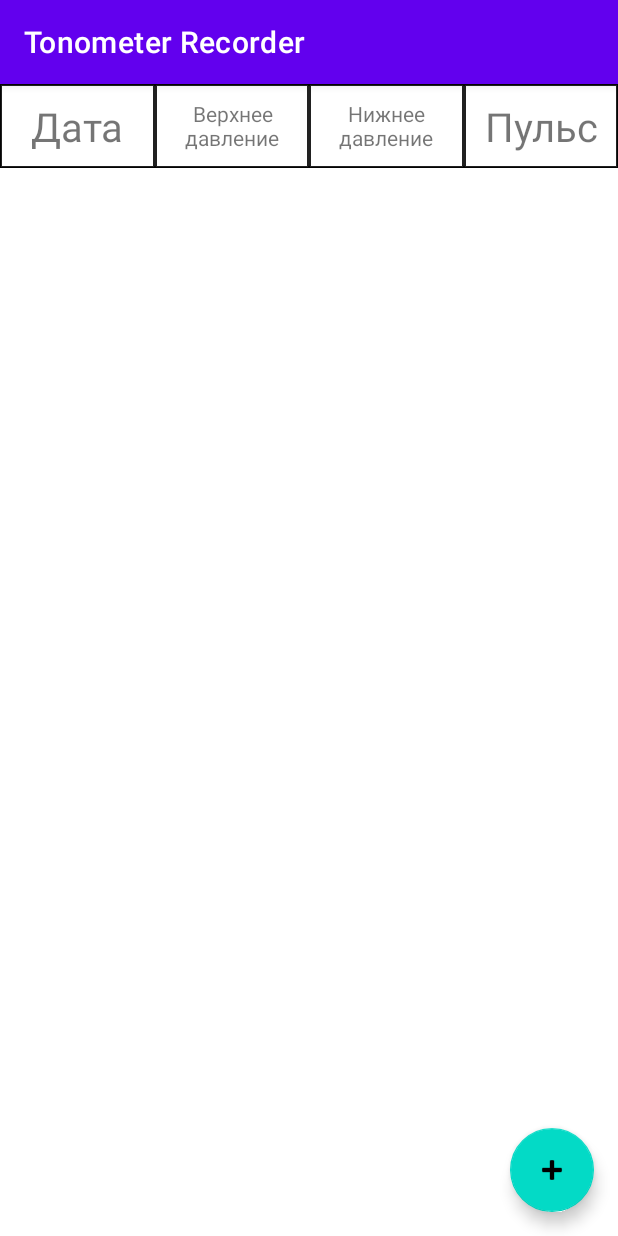
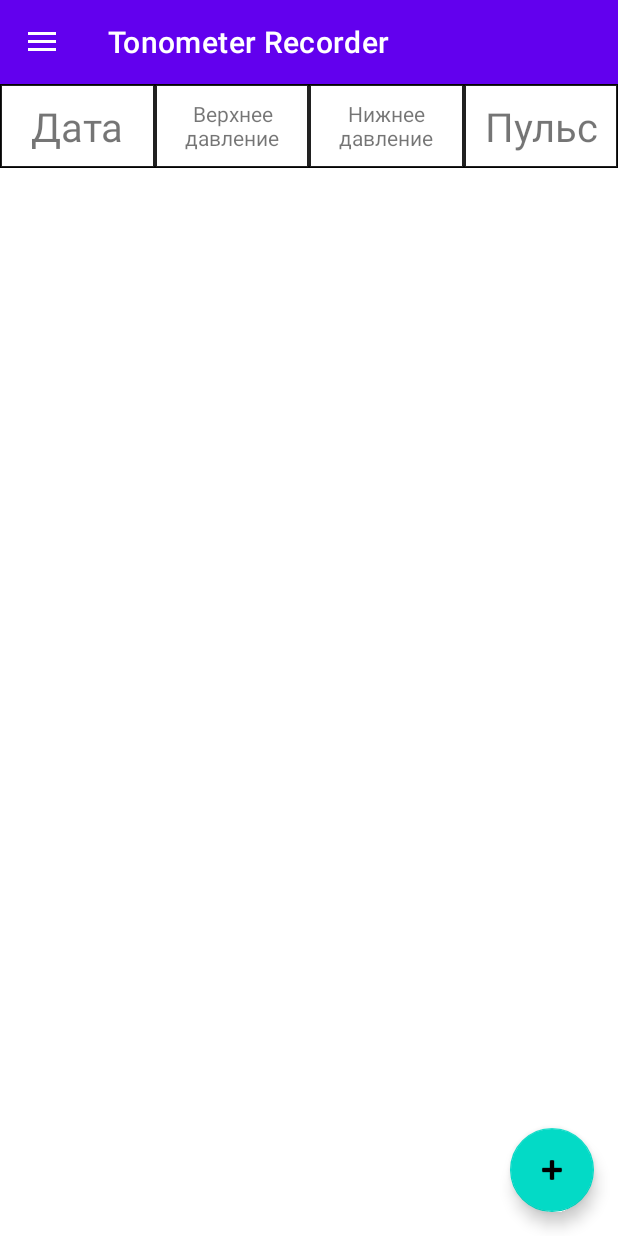
Before and after one commit to user576g/TonometerRecorder, an Android app: the screen it shows after launch (MainActivity), on a phone screen of 412 x 824 dp. Run offline under Robolectric (Android 15) with nearby library versions, the phone set to English and light mode, and no system bars; our stand-ins replace Dagger/Hilt's generated code, Room's generated code.

Commit message:
ActionBarDrawerToggle was added.

```diff
--- a/app/src/main/AndroidManifest.xml
+++ b/app/src/main/AndroidManifest.xml
@@ -15,6 +15,7 @@
 
         <activity
             android:name=".MainActivity"
+            android:theme="@style/Theme.TonometerRecorder.NoActionBar"
             android:exported="true">
             <intent-filter>
                 <action android:name="android.intent.action.MAIN"/>
--- a/app/src/main/java/com/user576/tonometerrecorder/AddRecordActivity.kt
+++ b/app/src/main/java/com/user576/tonometerrecorder/AddRecordActivity.kt
@@ -1,6 +1,7 @@
 package com.user576.tonometerrecorder
 
 import android.os.Bundle
+import android.view.MenuItem
 import android.view.View
 import androidx.appcompat.app.AlertDialog
 import androidx.appcompat.app.AppCompatActivity
@@ -15,10 +16,10 @@ class AddRecordActivity : AppCompatActivity() {
 
     override fun onCreate(savedInstanceState: Bundle?) {
         super.onCreate(savedInstanceState)
+        binding = AddLayoutBinding.inflate(layoutInflater)
+        setContentView(binding.root)
 
-        binding = AddLayoutBinding.inflate(layoutInflater)
-
-        setContentView(binding.root)
+        supportActionBar?.setDisplayHomeAsUpEnabled(true)
     }
 
     @Inject
@@ -47,4 +48,12 @@ class AddRecordActivity : AppCompatActivity() {
                 .show()
         }
     }
+
+    override fun onOptionsItemSelected(item: MenuItem): Boolean =
+        if (item.itemId == android.R.id.home) {
+            finish()
+            true
+        } else {
+            super.onOptionsItemSelected(item)
+        }
 }
--- a/app/src/main/java/com/user576/tonometerrecorder/MainActivity.kt
+++ b/app/src/main/java/com/user576/tonometerrecorder/MainActivity.kt
@@ -2,22 +2,31 @@ package com.user576.tonometerrecorder
 
 import android.os.Bundle
 import android.view.MenuItem
+import androidx.appcompat.app.ActionBarDrawerToggle
 import androidx.appcompat.app.AppCompatActivity
 import androidx.core.view.GravityCompat
 import androidx.fragment.app.Fragment
 import androidx.fragment.app.commit
 import com.google.android.material.navigation.NavigationView
-import com.user576.tonometerrecorder.databinding.DrawerLayoutBinding
+import com.user576.tonometerrecorder.databinding.MainBinding
 
 class MainActivity : AppCompatActivity(), NavigationView.OnNavigationItemSelectedListener {
 
-    private lateinit var binding : DrawerLayoutBinding
+    private lateinit var binding : MainBinding
 
     override fun onCreate(savedInstanceState: Bundle?) {
         super.onCreate(savedInstanceState)
-        binding = DrawerLayoutBinding.inflate(layoutInflater)
+        binding = MainBinding.inflate(layoutInflater)
+        setContentView(binding.root)
+
+        setSupportActionBar(binding.toolbar)
         binding.navView.setNavigationItemSelectedListener(this)
-        setContentView(binding.root)
+        val toggle = ActionBarDrawerToggle(
+            this, binding.drawerLayout, binding.toolbar, R.string.open_drawer, R.string.close_drawer
+        )
+        toggle.drawerArrowDrawable.color = getColor(R.color.toolbarForegroundColor)
+        binding.drawerLayout.addDrawerListener(toggle)
+        toggle.syncState()
     }
 
     override fun onNavigationItemSelected(item: MenuItem): Boolean {
--- a/app/src/main/res/layout/drawer_layout.xml
+++ /dev/null
@@ -1,25 +0,0 @@
-<?xml version="1.0" encoding="utf-8"?>
-<!-- Use DrawerLayout as root container for activity -->
-<androidx.drawerlayout.widget.DrawerLayout xmlns:android="http://schemas.android.com/apk/res/android"
-    xmlns:app="http://schemas.android.com/apk/res-auto"
-    android:id="@+id/drawer_layout"
-    android:layout_width="match_parent"
-    android:layout_height="match_parent"
-    android:fitsSystemWindows="true">
-
-    <!-- Layout to contain contents of main body of screen (drawer will slide over this) -->
-    <androidx.fragment.app.FragmentContainerView
-        android:id="@+id/nav_host_fragment"
-        android:name="com.user576.tonometerrecorder.RecordsFragment"
-        android:layout_width="match_parent"
-        android:layout_height="match_parent" />
-
-    <!-- Container for contents of drawer - use NavigationView to make configuration easier -->
-    <com.google.android.material.navigation.NavigationView
-        android:id="@+id/nav_view"
-        android:layout_width="wrap_content"
-        android:layout_height="match_parent"
-        android:layout_gravity="start"
-        app:menu="@menu/drawer"
-        android:fitsSystemWindows="true" />
-</androidx.drawerlayout.widget.DrawerLayout>
--- /dev/null
+++ b/app/src/main/res/layout/main.xml
@@ -0,0 +1,42 @@
+<?xml version="1.0" encoding="utf-8"?>
+<LinearLayout
+    xmlns:android="http://schemas.android.com/apk/res/android"
+    xmlns:app="http://schemas.android.com/apk/res-auto"
+    android:layout_width="match_parent"
+    android:layout_height="match_parent"
+    android:orientation="vertical">
+
+    <androidx.appcompat.widget.Toolbar
+        android:id="@+id/toolbar"
+        android:layout_width="match_parent"
+        android:layout_height="wrap_content"
+        android:fitsSystemWindows="true"
+        android:background="?attr/colorPrimary"
+        app:titleTextColor="@color/toolbarForegroundColor"
+        android:minHeight="?attr/actionBarSize" />
+
+    <androidx.drawerlayout.widget.DrawerLayout
+        android:id="@+id/drawer_layout"
+        android:layout_width="match_parent"
+        android:layout_height="match_parent"
+        android:fitsSystemWindows="true"
+        xmlns:tools="http://schemas.android.com/tools">
+
+        <!-- Layout to contain contents of main body of screen (drawer will slide over this) -->
+        <androidx.fragment.app.FragmentContainerView
+            android:id="@+id/nav_host_fragment"
+            android:name="com.user576.tonometerrecorder.RecordsFragment"
+            android:layout_width="match_parent"
+            android:layout_height="match_parent"
+            tools:layout="@layout/records_fragment" />
+
+        <!-- Container for contents of drawer - use NavigationView to make configuration easier -->
+        <com.google.android.material.navigation.NavigationView
+            android:id="@+id/nav_view"
+            android:layout_width="wrap_content"
+            android:layout_height="match_parent"
+            android:layout_gravity="start"
+            app:menu="@menu/drawer"
+            android:fitsSystemWindows="true" />
+    </androidx.drawerlayout.widget.DrawerLayout>
+</LinearLayout>
--- a/app/src/main/res/values-night/colors.xml
+++ b/app/src/main/res/values-night/colors.xml
@@ -1,4 +1,6 @@
 <?xml version="1.0" encoding="utf-8"?>
 <resources>
     <color name="odd_row_back_color">#4d4d33</color>
+    <color name="toolbarForegroundColor">@color/black</color>
+    <color name="toolBarBackGround">@color/black</color>
 </resources>
--- a/app/src/main/res/values/colors.xml
+++ b/app/src/main/res/values/colors.xml
@@ -8,4 +8,6 @@
     <color name="black">#FF000000</color>
     <color name="white">#FFFFFFFF</color>
     <color name="odd_row_back_color">#ebebe0</color>
+    <color name="toolbarForegroundColor">@color/white</color>
+    <color name="toolBarBackGround">?attr/colorPrimary</color>
 </resources>
--- a/app/src/main/res/values/strings.xml
+++ b/app/src/main/res/values/strings.xml
@@ -24,4 +24,7 @@
     <string name="records">Records</string>
     <string name="tonometer">Tonometer</string>
     <string name="description">Developing this app, developer was seeing this tonometer:</string>
+
+    <string name="open_drawer">open drawer</string>
+    <string name="close_drawer">close drawer</string>
 </resources>
--- a/app/src/main/res/values/themes.xml
+++ b/app/src/main/res/values/themes.xml
@@ -13,4 +13,9 @@
         <item name="android:statusBarColor" tools:targetApi="l">?attr/colorPrimaryVariant</item>
         <!-- Customize your theme here. -->
     </style>
+
+    <style name="Theme.TonometerRecorder.NoActionBar">
+        <item name="windowActionBar">false</item>
+        <item name="windowNoTitle">true</item>
+    </style>
 </resources>
```
